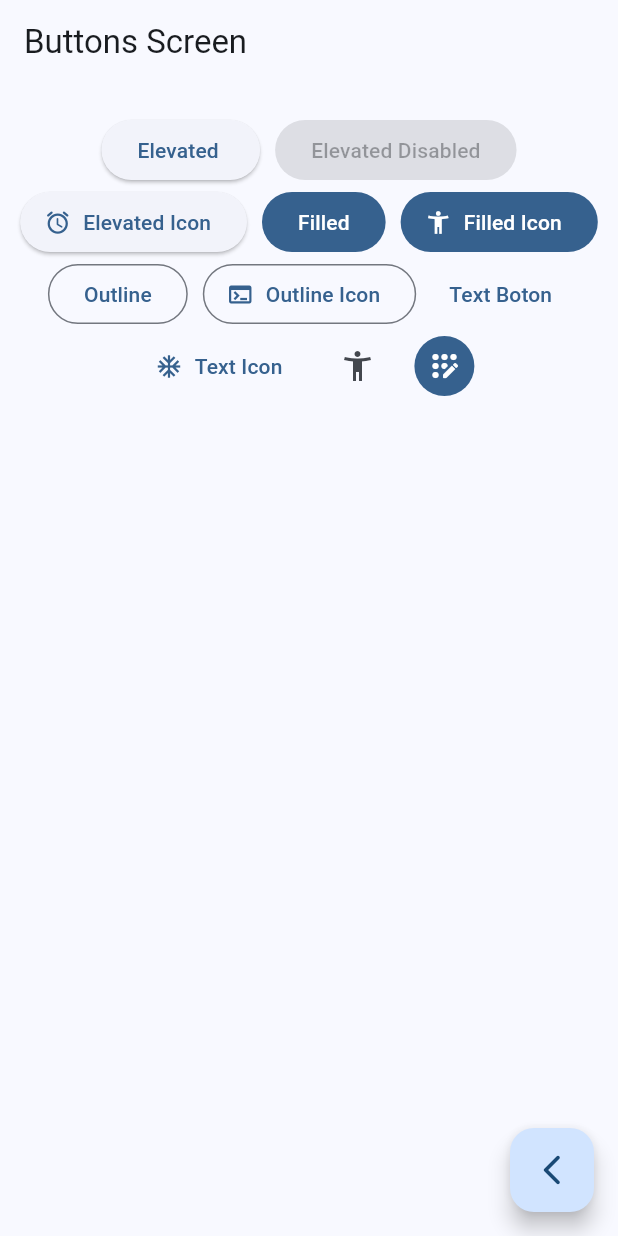
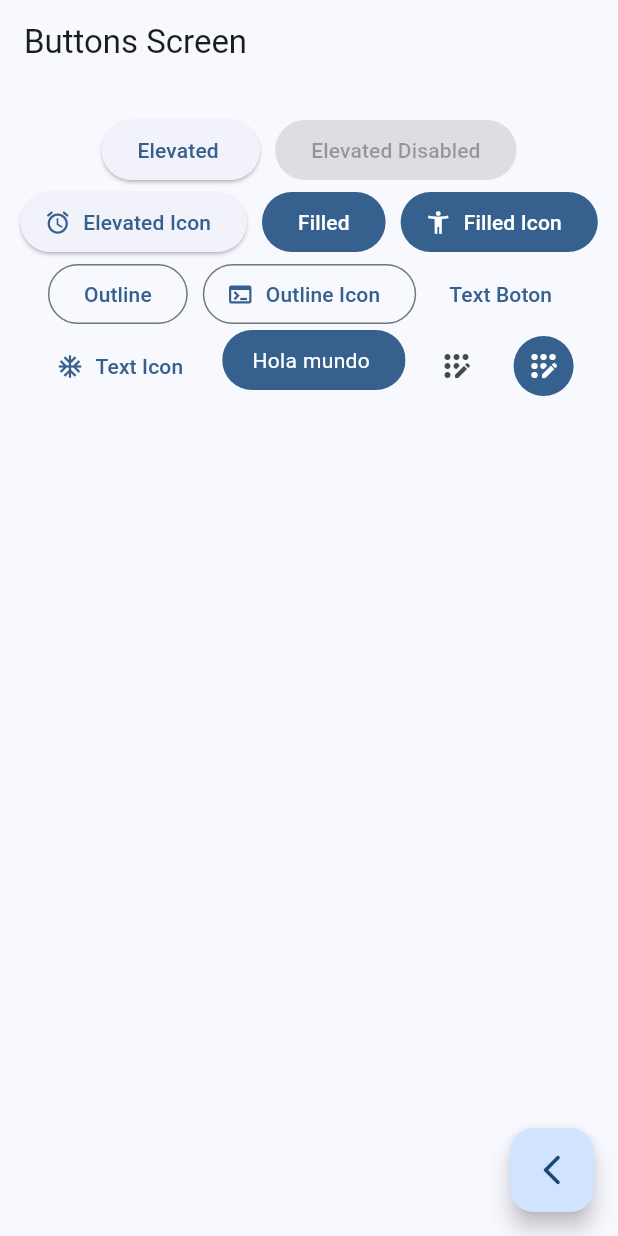
Before and after one commit to albinrk10/widgetsAppRiverpod, a Flutter app: the ButtonsScreen screen opened by its route, on a phone screen of 412 x 824 dp. Run offline on Flutter 3.47's test engine with Material 2 defaults, Android fonts, the phone set to English and light mode, and no system bars; our stand-ins replace go_router.

Commit message:
bottons screen final

```diff
--- a/lib/presentation/screens/buttons/buttons_screen.dart
+++ b/lib/presentation/screens/buttons/buttons_screen.dart
@@ -27,50 +27,87 @@
 
   @override
   Widget build(BuildContext context) {
-    final colors=Theme.of(context).colorScheme;
+    final colors = Theme.of(context).colorScheme;
     return SizedBox(
       width: double.infinity,
       child: Padding(
-        padding: const EdgeInsets.symmetric(horizontal: 10,vertical: 20),
+        padding: const EdgeInsets.symmetric(horizontal: 10, vertical: 20),
         child: Wrap(
           spacing: 10,
           alignment: WrapAlignment.center,
           children: [
-            ElevatedButton(onPressed: (){}, child: const Text('Elevated ')),
-            const ElevatedButton(onPressed: null, child: Text('Elevated Disabled')),
+            ElevatedButton(onPressed: () {}, child: const Text('Elevated ')),
+            const ElevatedButton(
+                onPressed: null, child: Text('Elevated Disabled')),
 
-            ElevatedButton.icon(onPressed: (){}, icon: const Icon(Icons.access_alarm_rounded),
+            ElevatedButton.icon(
+                onPressed: () {},
+                icon: const Icon(Icons.access_alarm_rounded),
                 label: const Text('Elevated Icon')),
 
-             FilledButton(onPressed: (){}, child: const Text('Filled')),
+            FilledButton(onPressed: () {}, child: const Text('Filled')),
 
             FilledButton.icon(
-              onPressed: (){}, icon: const Icon(Icons.accessibility_new),
+                onPressed: () {},
+                icon: const Icon(Icons.accessibility_new),
                 label: const Text('Filled Icon')),
 
-               OutlinedButton(onPressed: (){}, child: const Text('Outline')),
+            OutlinedButton(onPressed: () {}, child: const Text('Outline')),
 
             OutlinedButton.icon(
-                onPressed: (){},
+                onPressed: () {},
                 icon: const Icon(Icons.terminal),
                 label: const Text('Outline Icon')),
 
-               TextButton(onPressed: (){}, child: const Text('Text Boton')),
-               TextButton.icon(onPressed: (){}, icon: const Icon(Icons.ac_unit_sharp), label:const Text('Text Icon' )),
-              //TODO:crustom buton
-              IconButton(onPressed: (){}, icon: const Icon(Icons.accessibility_new_outlined)),
+            TextButton(onPressed: () {}, child: const Text('Text Boton')),
+            TextButton.icon(
+                onPressed: () {},
+                icon: const Icon(Icons.ac_unit_sharp),
+                label: const Text('Text Icon')),
+            //TODO:custom buton
 
-              IconButton(onPressed: (){},
+            const CustomButton(),
+
+            IconButton(
+                onPressed: () {},
+                icon: const Icon(Icons.app_registration_rounded)),
+
+            IconButton(
+              onPressed: () {},
               icon: const Icon(Icons.app_registration_rounded),
               style: ButtonStyle(
                   backgroundColor: MaterialStatePropertyAll(colors.primary),
-                iconColor: const MaterialStatePropertyAll(Colors.white)
+                  iconColor: const MaterialStatePropertyAll(Colors.white)),
             ),
-               ),
-
           ],
         ),
       ),
     );
   }
 }
+
+class CustomButton extends StatelessWidget {
+  const CustomButton({super.key});
+
+  @override
+  Widget build(BuildContext context) {
+    final colors = Theme.of(context).colorScheme;
+
+
+    return  ClipRRect(
+      borderRadius: BorderRadius.circular(20),
+      child: Material(
+        color:colors.primary,
+        child: InkWell(
+          onTap: (){},
+          child: const Padding(
+            padding: EdgeInsets.symmetric(horizontal: 20,vertical: 10),
+
+            child: Text('Hola mundo ',style:TextStyle(color:Colors.white),)
+
+            ),
+        ),
+      ),
+    );
+  }
+}
```
Lines whose indentation alone changed are shown as unchanged.
